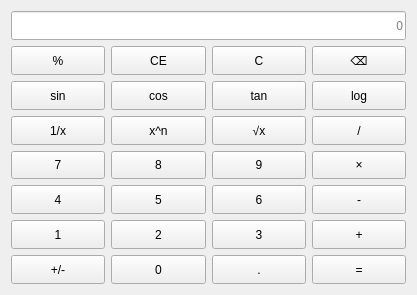
This is fianlexam/science.ui in cx-ym/QtCourse as Qt 5 draws it before an edit. The edited form follows.
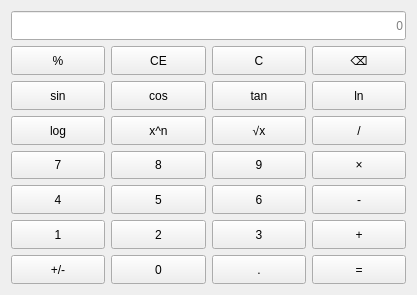
This is the edited form.

```diff
--- a/fianlexam/science.ui
+++ b/fianlexam/science.ui
@@ -80,7 +80,7 @@
         </sizepolicy>
        </property>
        <property name="text">
-        <string>1/x</string>
+        <string>log</string>
        </property>
       </widget>
      </item>
@@ -395,7 +395,7 @@
         </sizepolicy>
        </property>
        <property name="text">
-        <string>log</string>
+        <string>ln</string>
        </property>
       </widget>
      </item>
```
